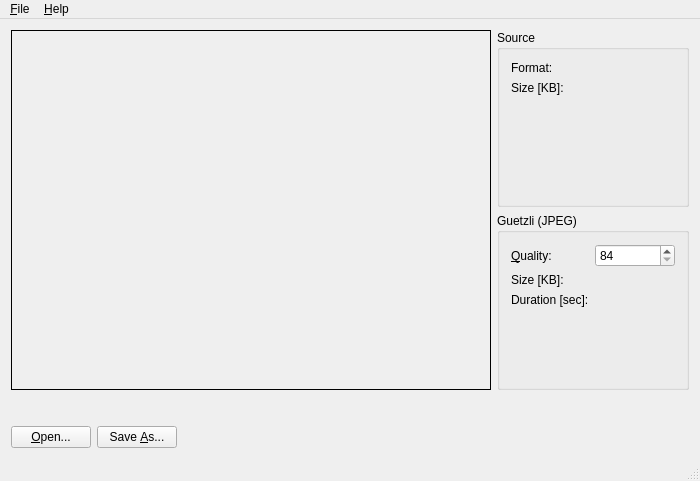
First picture: the form in SimpleGuetzliGUI/src/MainWindow.ui, repository till213/GuetzliImageIOPlugin, before the edit.
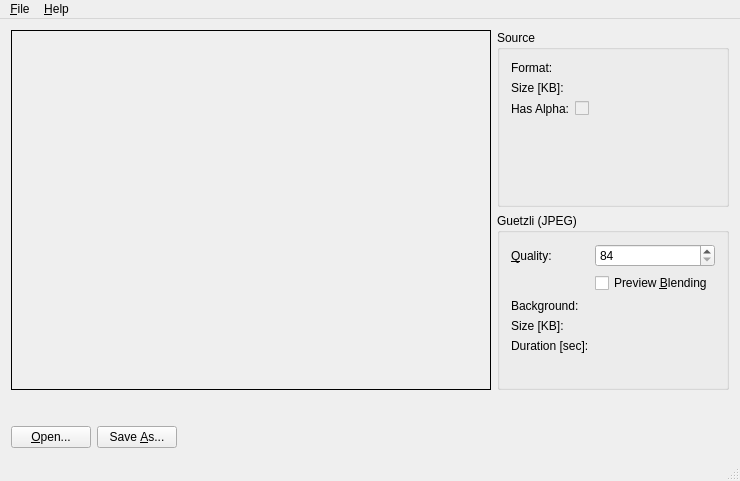
Second picture: the form after the edit.

Commit message: Provide blending mode preview.

What changed in the file:
```diff
--- a/SimpleGuetzliGUI/src/MainWindow.ui
+++ b/SimpleGuetzliGUI/src/MainWindow.ui
@@ -6,7 +6,7 @@
    <rect>
     <x>0</x>
     <y>0</y>
-    <width>700</width>
+    <width>740</width>
     <height>481</height>
    </rect>
   </property>
@@ -87,6 +87,23 @@
              </property>
             </widget>
            </item>
+           <item row="2" column="0">
+            <widget class="QLabel" name="label_6">
+             <property name="text">
+              <string>Has Alpha:</string>
+             </property>
+            </widget>
+           </item>
+           <item row="2" column="1">
+            <widget class="QCheckBox" name="hasAlphaCheckBox">
+             <property name="enabled">
+              <bool>false</bool>
+             </property>
+             <property name="text">
+              <string/>
+             </property>
+            </widget>
+           </item>
           </layout>
          </widget>
         </item>
@@ -122,34 +139,55 @@
              </property>
             </widget>
            </item>
-           <item row="1" column="0">
+           <item row="4" column="0">
             <widget class="QLabel" name="label_3">
              <property name="text">
               <string>Size [KB]:</string>
              </property>
             </widget>
            </item>
-           <item row="1" column="1">
+           <item row="4" column="1">
             <widget class="QLabel" name="targetSizeLabel">
              <property name="text">
               <string/>
              </property>
             </widget>
            </item>
-           <item row="2" column="0">
+           <item row="5" column="0">
             <widget class="QLabel" name="label_5">
              <property name="text">
               <string>Duration [sec]:</string>
              </property>
             </widget>
            </item>
-           <item row="2" column="1">
+           <item row="5" column="1">
             <widget class="QLabel" name="durationLabel">
              <property name="text">
               <string/>
              </property>
             </widget>
            </item>
+           <item row="2" column="0">
+            <widget class="QLabel" name="label_7">
+             <property name="text">
+              <string>Background:</string>
+             </property>
+            </widget>
+           </item>
+           <item row="2" column="1">
+            <widget class="QLabel" name="backgroundLabel">
+             <property name="text">
+              <string/>
+             </property>
+            </widget>
+           </item>
+           <item row="1" column="1">
+            <widget class="QCheckBox" name="previewBlendingAlphaCheckBox">
+             <property name="text">
+              <string>Preview &amp;Blending</string>
+             </property>
+            </widget>
+           </item>
           </layout>
          </widget>
         </item>
@@ -214,8 +252,8 @@
     <rect>
      <x>0</x>
      <y>0</y>
-     <width>700</width>
-     <height>22</height>
+     <width>740</width>
+     <height>21</height>
     </rect>
    </property>
    <widget class="QMenu" name="fileMenu">
```
Left out of the diff: 17 changed lines with no effect on the pictures. The commit also changes 3 other files.
